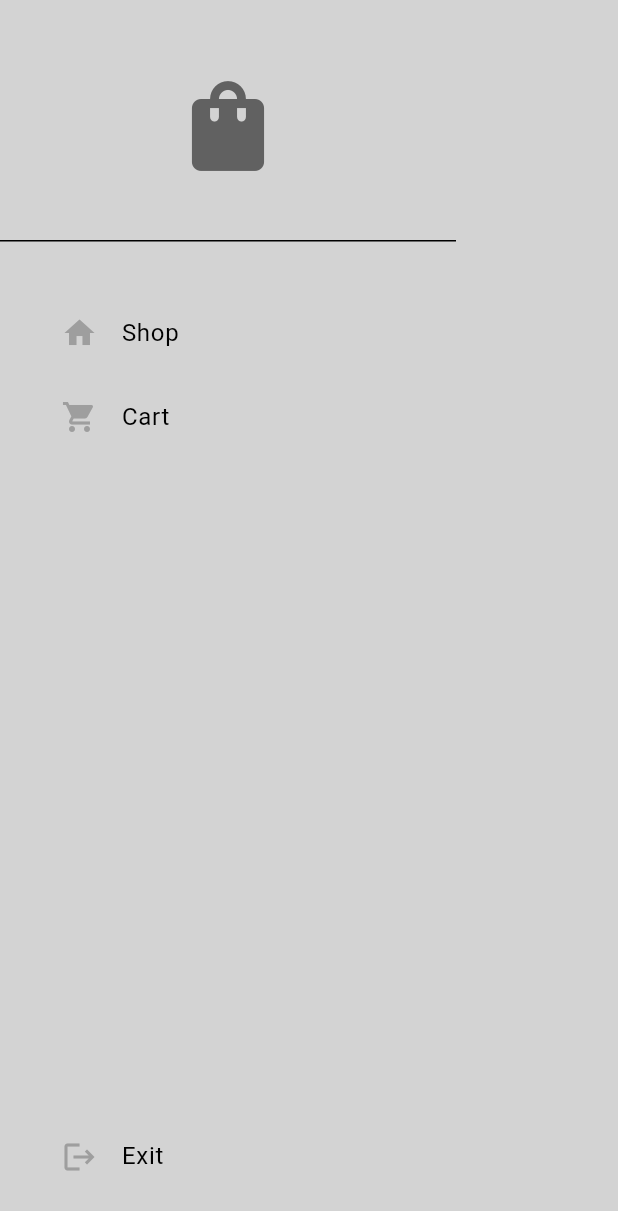
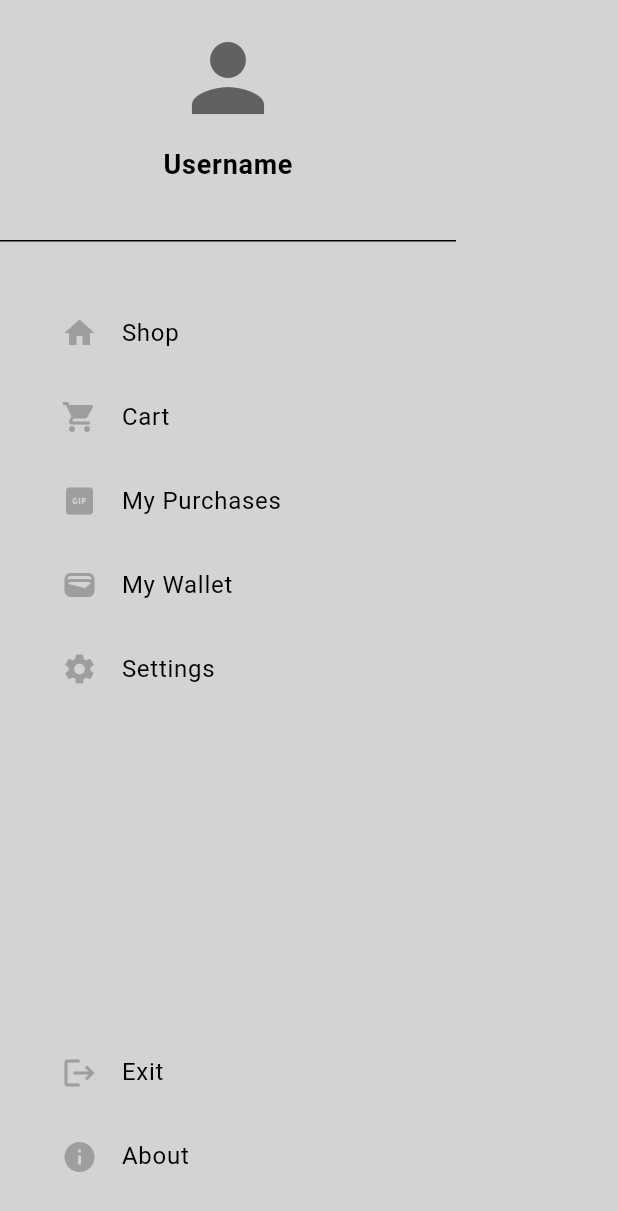
Before and after one commit to preciousdep/first_draft, a Flutter app: the MyDrawer widget shown alone on an empty page, opened directly, on a phone screen of 412 x 824 dp. Shown: the top 1211 px of the screen. Run offline on Flutter 3.47's test engine with Material 3 defaults, Android fonts, the phone set to English and light mode, and no system bars.

Commit message:
added pages and navigation

```diff
--- a/lib/components/drawer.dart
+++ b/lib/components/drawer.dart
@@ -15,16 +15,29 @@ class MyDrawer extends StatelessWidget {
             Column(
               children: [
                 DrawerHeader(
-                    child: Center(
-                  child: Icon(Icons.shopping_bag_rounded,
+                  child: Column(
+                    children: [
+                    Center(
+                      child: Icon(Icons.person,
                       size: 72,
                       color: Theme.of(context).colorScheme.inversePrimary),
-                )),
+                    ),
+
+                    SizedBox(height:8),
+
+                    Text('Username',
+                    style: TextStyle(
+                      fontSize: 18,
+                      fontWeight: FontWeight.bold,
+                      color: Theme.of(context).colorScheme.inverseSurface,
+                    ))
+                  ],
+                  )
+                ),
 
                 const SizedBox(
                   height: 25,
                 ),
-
                 // shop tile
                 MyListTile(
                     text: "Shop",
@@ -38,9 +51,40 @@ class MyDrawer extends StatelessWidget {
                   icon: Icons.shopping_cart,
                   onTap: () {
                     Navigator.pop(context);
-                    Navigator.pushNamed(context, '/cart_page');
+                    Navigator.pushNamed(context, '/my_cart');
+                  },
+
+                ),
+                  // my purchases
+                MyListTile(
+                  text: "My Purchases",
+                  icon: Icons.gif_box,
+                  onTap: () {
+                    Navigator.pop(context);
+                    Navigator.pushNamed(context, '/my_purchases');
                   },
                 ),
+
+                  // wallet
+                MyListTile(
+                  text: "My Wallet",
+                  icon: Icons.wallet,
+                  onTap: () {
+                    Navigator.pop(context);
+                    Navigator.pushNamed(context, '/my_purchases');
+                  },
+                ),
+
+                  // settings
+                MyListTile(
+                  text: "Settings",
+                  icon: Icons.settings,
+                  onTap: () {
+                    Navigator.pop(context);
+                    Navigator.pushNamed(context, '/settings');
+                  },
+                )
+
                               ],
             ),
 
@@ -48,7 +92,10 @@ class MyDrawer extends StatelessWidget {
 
             Padding(
               padding: const EdgeInsets.only(bottom: 25.0),
-              child: MyListTile(
+              child: Column(
+                children: [
+
+                  MyListTile(
                     text: "Exit",
                     icon: Icons.logout,
                     onTap: () {
@@ -57,6 +104,16 @@ class MyDrawer extends StatelessWidget {
                           context, '/intro_page', (route) => false);
                     },
                   ),
+
+                  MyListTile(
+                  text: "About",
+                  icon: Icons.info,
+                  onTap: () {
+                    Navigator.pop(context);
+                  },
+                ),
+                ],
+              ),
             )
           ],
         ));
--- a/lib/main.dart
+++ b/lib/main.dart
@@ -1,4 +1,8 @@
 import 'package:first_draft/pages/home_page.dart';
+import 'package:first_draft/pages/my_cart.dart';
+import 'package:first_draft/pages/my_purchases.dart';
+import 'package:first_draft/pages/my_wallet.dart';
+import 'package:first_draft/pages/settings.dart';
 import 'package:first_draft/themes/light_mode.dart';
 import 'package:flutter/material.dart';
 
@@ -17,7 +21,10 @@ class MyApp extends StatelessWidget {
       theme: LightMode,
       routes: {
         '/home_page': (context) => const HomePage(),
-
+        '/my_cart': (context) => const CartPage(),
+        '/my_purchases': (context) => const PurchasesPage(),
+        '/my_wallet': (context) => const WalletPage(),
+        '/settings': (context) => const Settings(),
       }
 
     );
--- /dev/null
+++ b/lib/pages/settings.dart
@@ -0,0 +1,22 @@
+import 'package:flutter/material.dart';
+
+
+class Settings extends StatelessWidget {
+  const Settings({super.key});
+
+
+  @override
+  Widget build(BuildContext context) {
+
+    return Scaffold(
+        appBar: AppBar(
+          backgroundColor: Colors.transparent,
+          elevation: 0,
+          foregroundColor: Theme.of(context).colorScheme.inversePrimary,
+          title: Text("Settings"),
+        ),
+        backgroundColor: Theme.of(context).colorScheme.surface,
+        body: Column(
+        ));
+  }
+}
```
Also changed, not shown: lib/pages/my_cart.dart (added, +22 -0 lines), lib/pages/my_purchases.dart (added, +22 -0 lines), lib/pages/my_wallet.dart (added, +22 -0 lines). Lines whose indentation alone changed are shown as unchanged.
